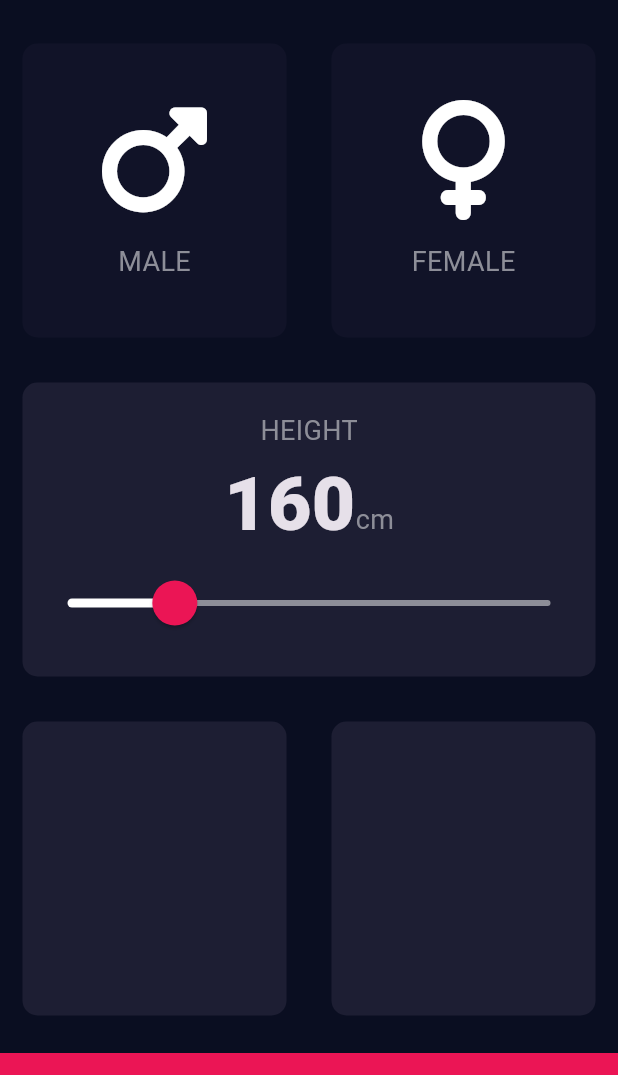
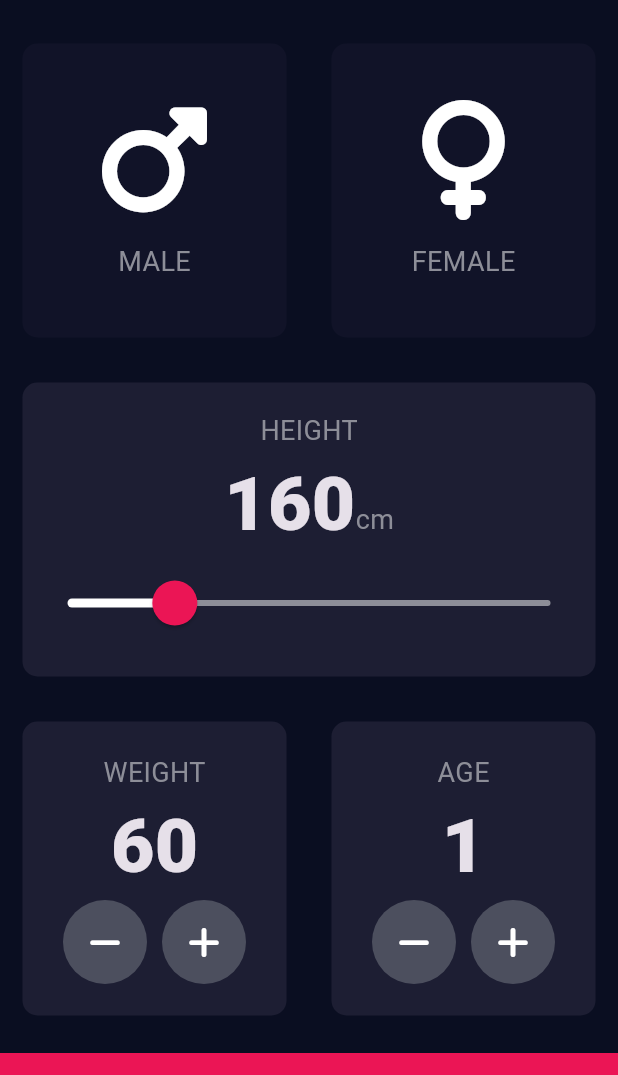
Before and after one commit to iradtaufique/bmi_calculator-, a Flutter app: the screen it shows after launch, on a phone screen of 412 x 824 dp, the part 63-1138 px from its top. Run offline on Flutter 3.47's test engine with Material 3 defaults, Android fonts, the phone set to English and light mode, and no system bars; our stand-ins replace font_awesome_flutter.

Commit message:
added Custom RounIconButton that help to update the weight and the age of the user by Customizing MaterialButton Icon

```diff
--- a/lib/input_page.dart
+++ b/lib/input_page.dart
@@ -19,6 +19,8 @@ class InputPage extends StatefulWidget {
 class _InputPageState extends State<InputPage> {
   Gender? selectedGender;
   int height = 160;
+  int weight = 60;
+  int age = 1;
 
   @override
   Widget build(BuildContext context) {
@@ -132,10 +134,82 @@ class _InputPageState extends State<InputPage> {
                   Expanded(
                     child: ReusableCard(
                       colour: kActiveCardColour,
+                      cardChild: Column(
+                        mainAxisAlignment: MainAxisAlignment.center,
+                        children: [
+                          Text(
+                            'WEIGHT',
+                            style: kLabelTextStyle,
+                          ),
+                          Text(
+                            weight.toString(),
+                            style: kBoldTextStyle,
+                          ),
+                          Row(
+                            mainAxisAlignment: MainAxisAlignment.center,
+                            children: [
+                              RoundIconButton(
+                                onPressed: () {
+                                  setState(() {
+                                    weight--;
+                                  });
+                                },
+                                icon: FontAwesomeIcons.minus,
+                              ),
+                              SizedBox(
+                                width: 10.0,
+                              ),
+                              RoundIconButton(
+                                onPressed: () {
+                                  setState(() {
+                                    weight++;
+                                  });
+                                },
+                                icon: FontAwesomeIcons.plus,
+                              )
+                            ],
+                          )
+                        ],
+                      ),
                     ),
                   ),
                   Expanded(
                     child: ReusableCard(
+                      cardChild: Column(
+                        mainAxisAlignment: MainAxisAlignment.center,
+                        children: [
+                          Text(
+                            'AGE',
+                            style: kLabelTextStyle,
+                          ),
+                          Text(
+                            age.toString(),
+                            style: kBoldTextStyle,
+                          ),
+                          Row(
+                            mainAxisAlignment: MainAxisAlignment.center,
+                            children: [
+                              RoundIconButton(
+                                  icon: FontAwesomeIcons.minus,
+                                  onPressed: () {
+                                    setState(() {
+                                      age--;
+                                    });
+                                  }),
+                              SizedBox(
+                                width: 10.0,
+                              ),
+                              RoundIconButton(
+                                  icon: FontAwesomeIcons.plus,
+                                  onPressed: () {
+                                    setState(() {
+                                      age++;
+                                    });
+                                  })
+                            ],
+                          )
+                        ],
+                      ),
                       colour: kActiveCardColour,
                     ),
                   ),
@@ -152,3 +226,25 @@ class _InputPageState extends State<InputPage> {
         ));
   }
 }
+
+class RoundIconButton extends StatelessWidget {
+  RoundIconButton({@required this.icon, @required this.onPressed});
+
+  final IconData? icon;
+  final Function()? onPressed;
+
+  @override
+  Widget build(BuildContext context) {
+    return RawMaterialButton(
+      elevation: 0.0,
+      constraints: BoxConstraints.tightFor(
+        width: 56.0,
+        height: 56.0,
+      ),
+      shape: CircleBorder(),
+      fillColor: Color(0xFF4C4F5E),
+      onPressed: onPressed,
+      child: Icon(icon),
+    );
+  }
+}
```
